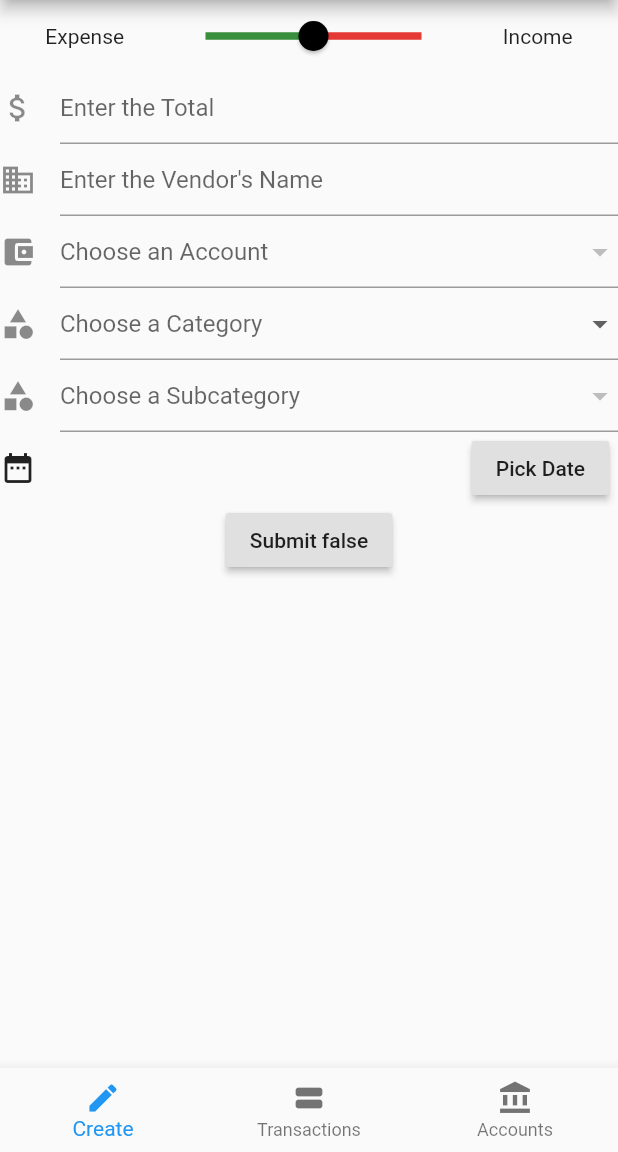
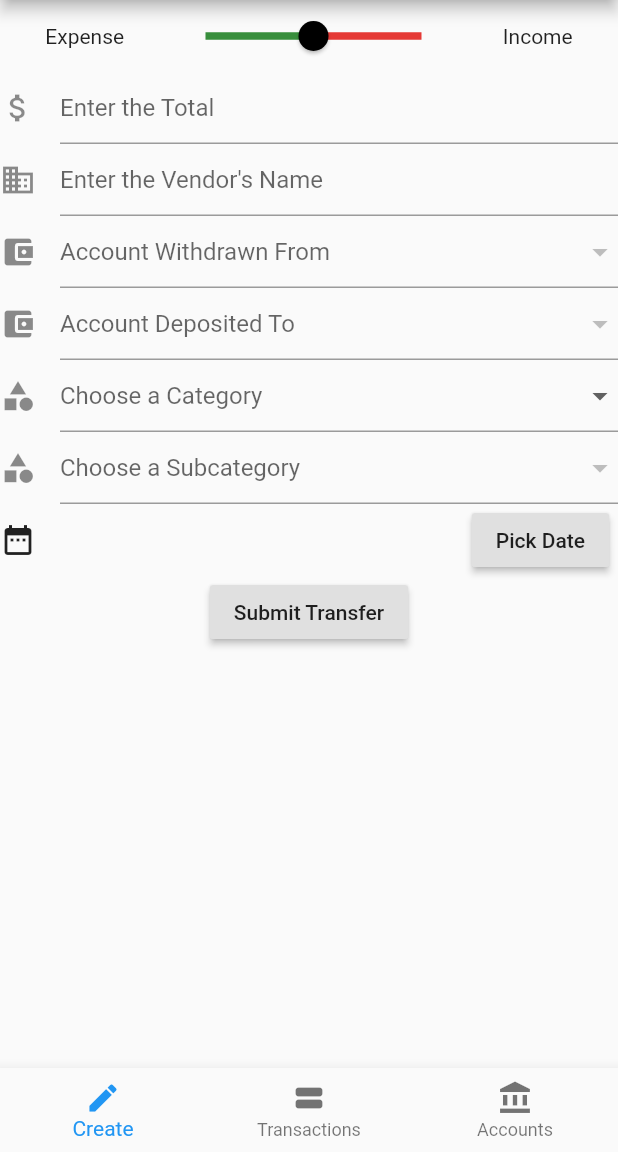
Before and after one commit to brendanarciszewski/finper, a Flutter app: the screen it shows after launch, on a phone screen of 412 x 824 dp, the part 84-1236 px from its top. Run offline on Flutter 3.47's test engine with Material 2 defaults, Android fonts, the phone set to English and light mode, and no system bars; our stand-ins replace sqflite; accounts and stored records are empty.

Commit message:
form logic complete

```diff
--- a/lib/views/create_transaction.dart
+++ b/lib/views/create_transaction.dart
@@ -1,5 +1,4 @@
 import 'package:flutter/material.dart';
-import 'package:flutter/services.dart';
 import 'package:intl/intl.dart';
 import 'package:finper/data/data.dart';
 import 'package:finper/widgets/default_future_builder.dart';
@@ -15,12 +14,12 @@ class _CreateTransactionFormState extends State<CreateTransactionForm> {
 
   Category _category;
   Category _subcategory;
-  Account _account; // TODO implement
+  Account _fromAccount;
+  Account _toAccount;
   DateTime _dateTime;
   double _amount;
   double _sign = 0.0;
   String _vendor;
-  bool _submitted = false;
 
   Future<List<Category>> _categoriesFuture;
   Future<List<Account>> _accountsFuture;
@@ -129,26 +128,55 @@ class _CreateTransactionFormState extends State<CreateTransactionForm> {
           hintText: "Enter the Vendor's Name",
         ),
       ),
-      new DefaultFutureBuilder<List<Account>>(
+      new Visibility(
+        visible: this._sign <= 0.0,
+        child: new DefaultFutureBuilder<List<Account>>(
           this._accountsFuture,
           (BuildContext context, List<Account> accounts) {
             return new DropdownButtonFormField<Account>(
               items: listToDropdownList<Account>(accounts),
-            value: this._account,
+              value: this._fromAccount,
               validator: (Account account) {
-              if (this._account == null) return 'Pick an Account!';
+                if (this._fromAccount == null && this._sign <= 0.0)
+                  return 'Pick account!';
               },
               onChanged: (Account account) {
                 setState(() {
-                this._account = account;
+                  this._fromAccount = account;
                 });
               },
               decoration: new InputDecoration(
                 icon: Icon(Icons.account_balance_wallet),
-              hintText: 'Choose an Account',
+                hintText: 'Account Withdrawn From',
               ),
             );
           }
+        ),
+      ),
+      new Visibility(
+        visible: this._sign >= 0.0,
+        child: new DefaultFutureBuilder<List<Account>>(
+            this._accountsFuture,
+                (BuildContext context, List<Account> accounts) {
+              return new DropdownButtonFormField<Account>(
+                items: listToDropdownList<Account>(accounts),
+                value: this._toAccount,
+                validator: (Account account) {
+                  if (this._toAccount == null && this._sign >= 0.0)
+                    return 'Pick account!';
+                },
+                onChanged: (Account account) {
+                  setState(() {
+                    this._toAccount = account;
+                  });
+                },
+                decoration: new InputDecoration(
+                  icon: Icon(Icons.account_balance_wallet),
+                  hintText: 'Account Deposited To',
+                ),
+              );
+            }
+        ),
       ),
       new DefaultFutureBuilder<List<Category>>(
         this._categoriesFuture,
@@ -163,7 +191,7 @@ class _CreateTransactionFormState extends State<CreateTransactionForm> {
               });
             },
             validator: (Category category) {
-              if (category == null) return 'Choose a Category';
+              if (category == null) return 'Choose category!';
             },
             decoration: new InputDecoration(
               icon: new Icon(Icons.category),
@@ -183,7 +211,7 @@ class _CreateTransactionFormState extends State<CreateTransactionForm> {
           });
         },
         validator: (Category category) {
-          if (category == null) return 'Choose a Subcategory';
+          if (category == null) return 'Choose category!';
         },
         decoration: new InputDecoration(
           icon: new Icon(Icons.category),
@@ -231,17 +259,42 @@ class _CreateTransactionFormState extends State<CreateTransactionForm> {
         ],
       ),
       new RaisedButton(
-        onPressed: () async {
+        onPressed: () {
           if (_formKey.currentState.validate()) {
             _formKey.currentState.save();
 
-            Transaction.getNextId().then((int id) {
-              final cost = _amount * _sign;
-              Transaction(id, cost, _account.name, _vendor,
-                  _dateTime, _category.name, _subcategory.name)
-                  .addToDb();
-              _account.amount += cost;
-              _account.updateInDb();
+            Transaction.getNextId().then((int id1) async {
+              var transaction1 = Transaction(id1, null, null, _vendor,
+                  _dateTime, _category.name, _subcategory.name);
+              if (_sign == 0.0) {
+                //Is a transfer
+                transaction1.amount = -_amount;
+                transaction1.account = _fromAccount.name;
+                await transaction1.addToDb();
+                _fromAccount.amount -= _amount;
+                await _fromAccount.updateInDb();
+                Transaction.getNextId().then((int id2) async {
+                  final transaction2 = Transaction.transferFrom(id2, _amount,
+                      _toAccount.name, transaction1);
+                  await transaction2.addToDb();
+                  _toAccount.amount += _amount;
+                  await _toAccount.updateInDb();
+                });
+              } else if (_sign < 0.0) {
+                //Is a withdrawl
+                transaction1.amount = -_amount;
+                transaction1.account = _fromAccount.name;
+                await transaction1.addToDb();
+                _fromAccount.amount -= _amount;
+                await _fromAccount.updateInDb();
+              } else if (_sign > 0.0) {
+                //Is a deposit
+                transaction1.amount = _amount;
+                transaction1.account = _toAccount.name;
+                await transaction1.addToDb();
+                _toAccount.amount += _amount;
+                await _toAccount.updateInDb();
+              }
             });
 
             Scaffold
@@ -250,7 +303,11 @@ class _CreateTransactionFormState extends State<CreateTransactionForm> {
                 SnackBar(content: Text('Processing Data')));
           }
         },
-        child: new Text('Submit $_submitted'),
+        child: new Text(
+            'Submit ${_sign < 0.0
+                ? 'Withdrawl'
+                : (_sign > 0.0 ? 'Deposit' : 'Transfer')}'
+        ),
       ),
     ];
   }
```
Also changed, not shown: lib/data/data.dart (+9 -0 lines). Lines whose indentation alone changed are shown as unchanged.
